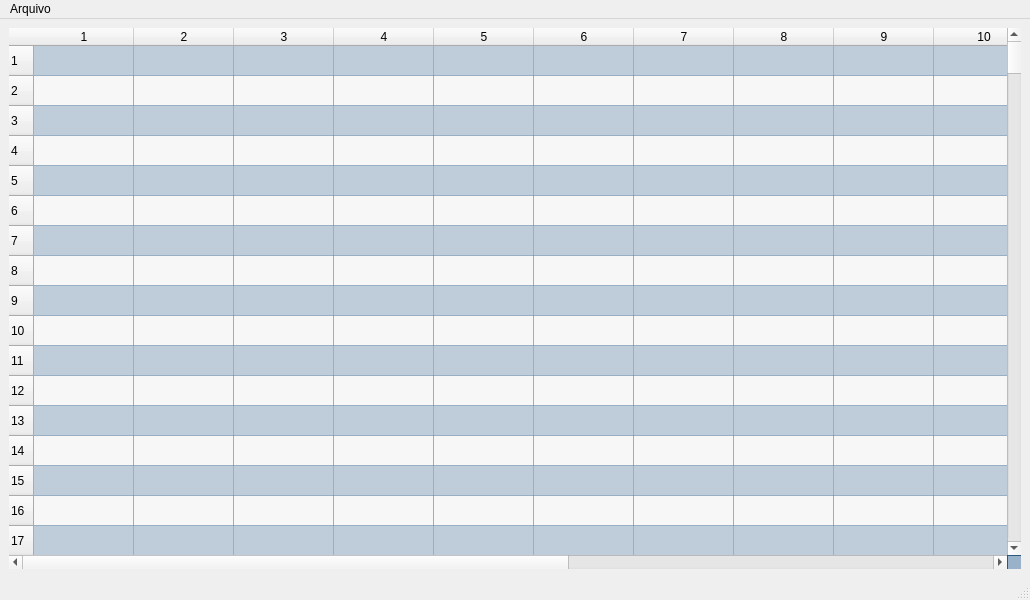
Old version of the form src/GUI/MemoriaPrograma.ui in the repository JoaoVitorBranco/BIPy.
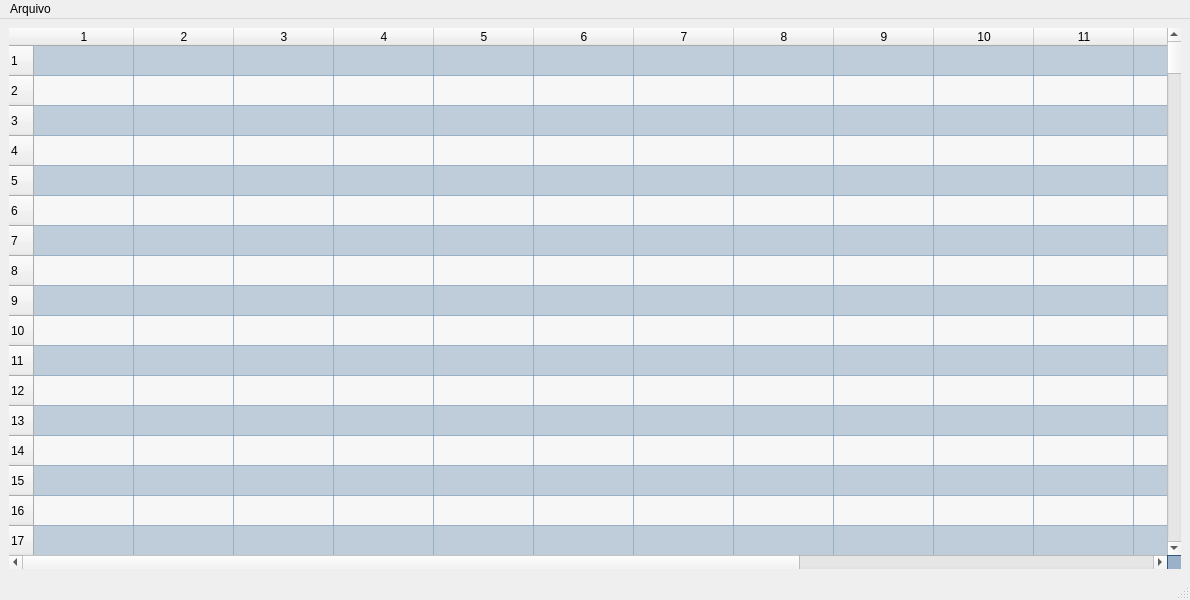
New version of the form.

What changed in the file:
```diff
--- a/src/GUI/MemoriaPrograma.ui
+++ b/src/GUI/MemoriaPrograma.ui
@@ -6,19 +6,19 @@
    <rect>
     <x>0</x>
     <y>0</y>
-    <width>1030</width>
+    <width>1190</width>
     <height>600</height>
    </rect>
   </property>
   <property name="minimumSize">
    <size>
-    <width>1030</width>
+    <width>1190</width>
     <height>300</height>
    </size>
   </property>
   <property name="maximumSize">
    <size>
-    <width>1030</width>
+    <width>1190</width>
     <height>100000</height>
    </size>
   </property>
```
